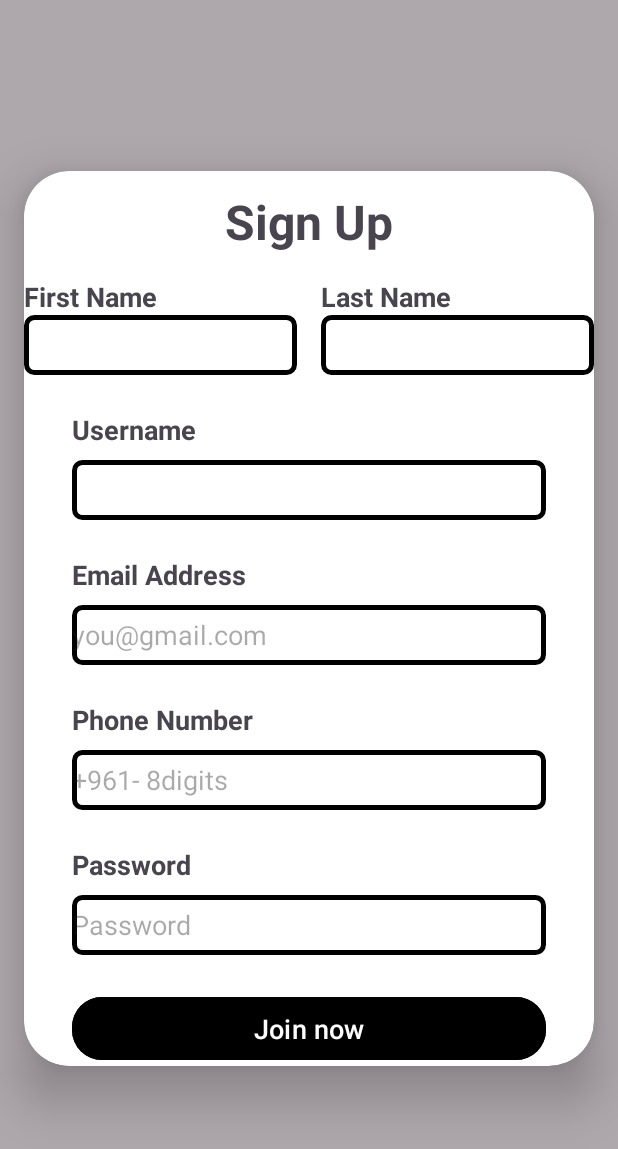
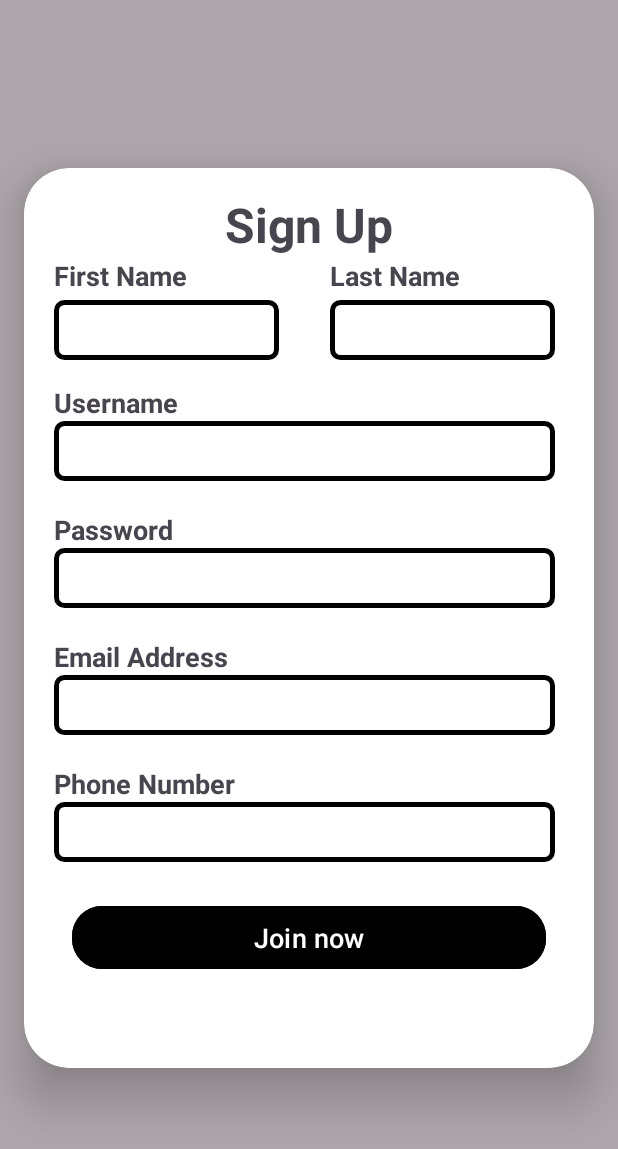
Before and after one commit to HachemJ/Taskify, an Android app: the SignupActivity screen opened directly, with no data from a screen before it, on a phone screen of 412 x 824 dp. Shown: the top 1149 px of the screen. Run offline under Robolectric (Android 15) with nearby library versions, the phone set to English and light mode, and no system bars; our stand-ins replace Firebase (no records; nobody signed in at launch, a user with empty details on screens opened directly).

Commit message:
Almost fixed SignUp page

```diff
--- a/app/src/main/java/com/example/jads/SignupActivity.java
+++ b/app/src/main/java/com/example/jads/SignupActivity.java
@@ -19,7 +19,7 @@ import com.google.firebase.database.FirebaseDatabase;
 
 public class SignupActivity extends AppCompatActivity {
 
-    EditText signupFirstName, signupLastName, signupEmail, signupPhoneNumber, signupPassword;
+    EditText signupFirstName, signupLastName, signupEmail, signupPhoneNumber, signupPassword, signupUsername;
     Button signupButton;
     FirebaseAuth auth;
     FirebaseDatabase database;
@@ -43,6 +43,7 @@ public class SignupActivity extends AppCompatActivity {
         signupEmail = findViewById(R.id.emailaddressEt);
         signupPhoneNumber = findViewById(R.id.phonenumberEt);
         signupPassword = findViewById(R.id.passwordEt);
+        signupUsername = findViewById(R.id.usernameEt);
         signupButton = findViewById(R.id.signupButton);
 
         // Initialize Firebase instances
@@ -57,6 +58,7 @@ public class SignupActivity extends AppCompatActivity {
             String email = signupEmail.getText().toString().trim();
             String phoneNumber = signupPhoneNumber.getText().toString().trim();
             String password = signupPassword.getText().toString().trim();
+            String username = signupUsername.getText().toString().trim();
 
             // Validate inputs
             if (TextUtils.isEmpty(firstName) || TextUtils.isEmpty(lastName) || TextUtils.isEmpty(email)
@@ -76,7 +78,7 @@ public class SignupActivity extends AppCompatActivity {
                                         .addOnCompleteListener(verificationTask -> {
                                             if (verificationTask.isSuccessful()) {
                                                 // Save user details to Firebase Database
-                                                HelperClass helperClass = new HelperClass(firstName, lastName, email, "", phoneNumber, password); // Username not needed
+                                                HelperClass helperClass = new HelperClass(firstName, lastName, email, username, phoneNumber, password); // Username not needed
                                                 reference.child(firebaseUser.getUid()).setValue(helperClass) // Save using UID as key
                                                         .addOnCompleteListener(databaseTask -> {
                                                             if (databaseTask.isSuccessful()) {
--- a/app/src/main/res/layout/activity_signup.xml
+++ b/app/src/main/res/layout/activity_signup.xml
@@ -23,13 +23,13 @@
 
         <androidx.constraintlayout.widget.ConstraintLayout
             android:layout_width="match_parent"
-            android:layout_height="wrap_content">
+            android:layout_height="600dp">
 
             <TextView
                 android:id="@+id/signupText"
                 android:layout_width="wrap_content"
                 android:layout_height="wrap_content"
-                android:layout_marginTop="12dp"
+                android:layout_marginTop="16dp"
                 android:text="Sign Up"
                 android:textAlignment="center"
                 android:textSize="32sp"
@@ -38,46 +38,28 @@
                 app:layout_constraintStart_toStartOf="parent"
                 app:layout_constraintTop_toTopOf="parent" />
 
-            <LinearLayout
-                android:id="@+id/nameFieldsContainer"
-                android:layout_width="match_parent"
-                android:layout_height="wrap_content"
-                android:orientation="horizontal"
-                android:layout_marginTop="16dp"
-                app:layout_constraintEnd_toEndOf="parent"
-                app:layout_constraintStart_toStartOf="parent"
-                app:layout_constraintTop_toBottomOf="@id/signupText">
-
-                <LinearLayout
-                    android:layout_width="0dp"
-                    android:layout_height="wrap_content"
-                    android:layout_weight="1"
-                    android:orientation="vertical"
-                    android:layout_marginEnd="8dp">
-
             <TextView
                 android:id="@+id/firstnameTv"
                 android:layout_width="wrap_content"
                 android:layout_height="wrap_content"
                 android:text="First Name"
                 android:textSize="18sp"
-                        android:textStyle="bold" />
+                android:textStyle="bold"
+                android:layout_marginStart="20dp"
+                app:layout_constraintTop_toBottomOf="@+id/signupText"
+                app:layout_constraintStart_toStartOf="parent"
+                 />
 
             <EditText
                 android:id="@+id/firstnameEt"
-                        android:layout_width="match_parent"
+                android:layout_width="150dp"
                 android:layout_height="40dp"
                 android:background="@drawable/custom_edittext_v2"
                 android:padding="8dp"
-                        android:textColor="@color/black" />
-                </LinearLayout>
-
-                <LinearLayout
-                    android:layout_width="0dp"
-                    android:layout_height="wrap_content"
-                    android:layout_weight="1"
-                    android:orientation="vertical"
-                    android:layout_marginStart="8dp">
+                android:textColor="@color/black"
+                android:layout_marginTop="4dp"
+                app:layout_constraintTop_toBottomOf="@+id/firstnameTv"
+                app:layout_constraintStart_toStartOf="@+id/firstnameTv"/>
 
             <TextView
                 android:id="@+id/lastnameTv"
@@ -85,134 +67,129 @@
                 android:layout_height="wrap_content"
                 android:text="Last Name"
                 android:textSize="18sp"
-                        android:textStyle="bold" />
+                android:textStyle="bold"
+                android:layout_marginStart="95dp"
+                app:layout_constraintTop_toBottomOf="@+id/signupText"
+                app:layout_constraintStart_toEndOf="@id/firstnameTv"
+                />
 
             <EditText
                 android:id="@+id/lastnameEt"
-                        android:layout_width="match_parent"
+                android:layout_width="150dp"
                 android:layout_height="40dp"
                 android:background="@drawable/custom_edittext_v2"
                 android:padding="8dp"
-                        android:textColor="@color/black" />
-                </LinearLayout>
-            </LinearLayout>
+                android:textColor="@color/black"
+                android:layout_marginTop="4dp"
+                app:layout_constraintTop_toBottomOf="@+id/lastnameTv"
+                app:layout_constraintStart_toStartOf="@+id/lastnameTv"/>
 
             <TextView
                 android:id="@+id/usernameTv"
                 android:layout_width="wrap_content"
                 android:layout_height="wrap_content"
-                android:layout_marginTop="24dp"
-                android:layout_marginStart="32dp"
                 android:text="Username"
                 android:textSize="18sp"
                 android:textStyle="bold"
-                app:layout_constraintStart_toStartOf="parent"
-                app:layout_constraintTop_toBottomOf="@id/nameFieldsContainer" />
+                android:layout_marginTop="60dp"
+                app:layout_constraintTop_toBottomOf="@+id/firstnameTv"
+                app:layout_constraintStart_toStartOf="@+id/firstnameTv"
+                 />
 
             <EditText
                 android:id="@+id/usernameEt"
-                android:layout_width="match_parent"
+                android:layout_width="0dp"
                 android:layout_height="40dp"
-                android:layout_marginTop="8dp"
-                android:layout_marginStart="32dp"
-                android:layout_marginEnd="32dp"
+                android:padding="8dp"
                 android:background="@drawable/custom_edittext_v2"
                 android:textColor="@color/black"
-                app:layout_constraintStart_toStartOf="parent"
-                app:layout_constraintTop_toBottomOf="@+id/usernameTv" />
+                app:layout_constraintTop_toBottomOf="@+id/usernameTv"
+                app:layout_constraintStart_toStartOf="@+id/firstnameEt"
+                app:layout_constraintEnd_toEndOf="@+id/lastnameEt"
+                 />
+
+            <TextView
+                android:id="@+id/passwordTv"
+                android:layout_width="wrap_content"
+                android:layout_height="wrap_content"
+                android:text="Password"
+                android:textSize="18sp"
+                android:textStyle="bold"
+                android:layout_marginTop="60dp"
+                app:layout_constraintTop_toBottomOf="@+id/usernameTv"
+                app:layout_constraintStart_toStartOf="@+id/usernameTv" />
+
+            <EditText
+                android:id="@+id/passwordEt"
+                android:layout_width="0dp"
+                android:layout_height="40dp"
+                android:background="@drawable/custom_edittext_v2"
+                android:textColor="@color/black"
+                app:layout_constraintTop_toBottomOf="@+id/passwordTv"
+                app:layout_constraintStart_toStartOf="@+id/firstnameEt"
+                app:layout_constraintEnd_toEndOf="@+id/lastnameEt"
+                />
 
             <TextView
                 android:id="@+id/emailaddressTv"
                 android:layout_width="wrap_content"
                 android:layout_height="wrap_content"
-                android:layout_marginTop="24dp"
-                android:layout_marginStart="32dp"
                 android:text="Email Address"
                 android:textSize="18sp"
                 android:textStyle="bold"
-                app:layout_constraintStart_toStartOf="parent"
-                app:layout_constraintTop_toBottomOf="@+id/usernameEt" />
+                android:layout_marginTop="60dp"
+                app:layout_constraintTop_toBottomOf="@+id/passwordTv"
+                app:layout_constraintStart_toStartOf="@+id/passwordTv" />
 
             <EditText
                 android:id="@+id/emailaddressEt"
-                android:layout_width="match_parent"
+                android:layout_width="0dp"
                 android:layout_height="40dp"
-                android:layout_marginTop="8dp"
-                android:layout_marginStart="32dp"
-                android:layout_marginEnd="32dp"
                 android:background="@drawable/custom_edittext_v2"
-                android:hint="you@gmail.com"
-                android:inputType="textEmailAddress"
                 android:textColor="@color/black"
-                app:layout_constraintStart_toStartOf="parent"
-                app:layout_constraintTop_toBottomOf="@+id/emailaddressTv" />
+                app:layout_constraintTop_toBottomOf="@+id/emailaddressTv"
+                app:layout_constraintStart_toStartOf="@+id/firstnameEt"
+                app:layout_constraintEnd_toEndOf="@+id/lastnameEt"
+                />
 
             <TextView
                 android:id="@+id/phonenumberTv"
                 android:layout_width="wrap_content"
                 android:layout_height="wrap_content"
-                android:layout_marginTop="24dp"
-                android:layout_marginStart="32dp"
                 android:text="Phone Number"
                 android:textSize="18sp"
                 android:textStyle="bold"
-                app:layout_constraintStart_toStartOf="parent"
-                app:layout_constraintTop_toBottomOf="@+id/emailaddressEt" />
+                android:layout_marginTop="60dp"
+                android:hint="+961 - 8 digits"
+                app:layout_constraintTop_toBottomOf="@+id/emailaddressTv"
+                app:layout_constraintStart_toStartOf="@+id/emailaddressTv" />
 
             <EditText
                 android:id="@+id/phonenumberEt"
-                android:layout_width="match_parent"
+                android:layout_width="0dp"
                 android:layout_height="40dp"
-                android:layout_marginTop="8dp"
-                android:layout_marginStart="32dp"
-                android:layout_marginEnd="32dp"
                 android:background="@drawable/custom_edittext_v2"
-                android:hint="+961- 8digits"
-                android:inputType="phone"
                 android:textColor="@color/black"
-                app:layout_constraintStart_toStartOf="parent"
-                app:layout_constraintTop_toBottomOf="@+id/phonenumberTv" />
-
-            <TextView
-                android:id="@+id/passwordTv"
-                android:layout_width="wrap_content"
-                android:layout_height="wrap_content"
-                android:layout_marginTop="24dp"
-                android:layout_marginStart="32dp"
-                android:text="Password"
-                android:textSize="18sp"
-                android:textStyle="bold"
-                app:layout_constraintStart_toStartOf="parent"
-                app:layout_constraintTop_toBottomOf="@+id/phonenumberEt" />
-
-            <EditText
-                android:id="@+id/passwordEt"
-                android:layout_width="match_parent"
-                android:layout_height="40dp"
-                android:layout_marginTop="8dp"
-                android:layout_marginStart="32dp"
-                android:layout_marginEnd="32dp"
-                android:background="@drawable/custom_edittext_v2"
-                android:hint="Password"
-                android:inputType="textPassword"
-                android:textColor="@color/black"
-                app:layout_constraintStart_toStartOf="parent"
-                app:layout_constraintTop_toBottomOf="@+id/passwordTv" />
+                app:layout_constraintTop_toBottomOf="@+id/phonenumberTv"
+                app:layout_constraintStart_toStartOf="@+id/firstnameEt"
+                app:layout_constraintEnd_toEndOf="@+id/lastnameEt"
+                />
 
             <Button
                 android:id="@+id/signupButton"
                 android:layout_width="match_parent"
                 android:layout_height="50dp"
-                android:layout_marginTop="24dp"
                 android:layout_marginStart="32dp"
+                android:layout_marginTop="25dp"
                 android:layout_marginEnd="32dp"
                 android:backgroundTint="@color/black"
                 android:text="Join now"
                 android:textSize="18sp"
                 app:cornerRadius="20dp"
                 app:layout_constraintEnd_toEndOf="parent"
+                app:layout_constraintHorizontal_bias="1.0"
                 app:layout_constraintStart_toStartOf="parent"
-                app:layout_constraintTop_toBottomOf="@+id/passwordEt" />
+                app:layout_constraintTop_toBottomOf="@+id/phonenumberEt" />
 
         </androidx.constraintlayout.widget.ConstraintLayout>
 
```
Lines whose indentation alone changed are shown as unchanged.
